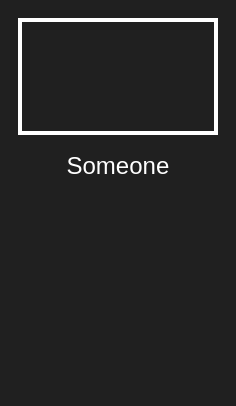
Qt form Foxlike/profilewindow.ui (Lekantrop-gd/CourseProject) before a commit.
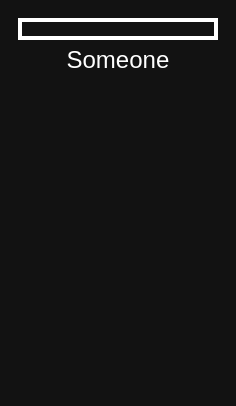
The same form after that commit. Icons and pictures are not drawn.

Commit message:
Update games list in profile window
Made games list in profile window work properly, added scroll area in browse window instead of simple widget and

```diff
--- a/Foxlike/profilewindow.ui
+++ b/Foxlike/profilewindow.ui
@@ -14,8 +14,8 @@
    <string>MainWindow</string>
   </property>
   <property name="styleSheet">
-   <string notr="true">background-color: rgb(32, 32, 32);
-color: rgb(255, 255, 255)</string>
+   <string notr="true">background-color: rgb(18, 18, 18);	
+color: rgb(255, 255, 255);</string>
   </property>
   <widget class="QWidget" name="centralwidget">
    <layout class="QVBoxLayout" name="verticalLayout">
@@ -78,7 +78,65 @@
       </property>
       <layout class="QVBoxLayout" name="verticalLayout_4">
        <item>
-        <layout class="QGridLayout" name="GamesGrid"/>
+        <widget class="QScrollArea" name="GamesScrollArea">
+         <property name="styleSheet">
+          <string notr="true"> QScrollBar:vertical {
+    background: rgb(22, 22, 22);
+    width: 14px;
+    margin: 15px 0 15px 0;
+	border-radius: 0px;
+ }
+
+QScrollBar::handle:vertical {	
+	background-color: rgb(28, 28, 28);
+	min-height: 30px;
+	border-radius: 7px;
+}
+
+QScrollBar::sub-line:vertical {
+	height: 0px;
+}
+
+QScrollBar::handle:vertical:hover{	
+	background-color: rgb(32, 32, 32);
+}
+QScrollBar::handle:vertical:pressed {	
+	background-color: rgb(32, 32, 32);
+}
+
+QScrollBar::add-line:vertical {
+	height: 0px;
+}
+
+QScrollBar::up-arrow:vertical, QScrollBar::down-arrow:vertical {
+	background: none;
+}
+QScrollBar::add-page:vertical, QScrollBar::sub-page:vertical {
+	background: none;
+}</string>
+         </property>
+         <property name="frameShape">
+          <enum>QFrame::NoFrame</enum>
+         </property>
+         <property name="widgetResizable">
+          <bool>true</bool>
+         </property>
+         <widget class="QWidget" name="scrollAreaWidgetContents">
+          <property name="geometry">
+           <rect>
+            <x>0</x>
+            <y>0</y>
+            <width>200</width>
+            <height>108</height>
+           </rect>
+          </property>
+          <layout class="QHBoxLayout" name="horizontalLayout">
+           <item>
+            <layout class="QGridLayout" name="GamesGrid"/>
+           </item>
+          </layout>
+         </widget>
+        </widget>
        </item>
       </layout>
      </widget>
```
The commit also changes 5 other files.
